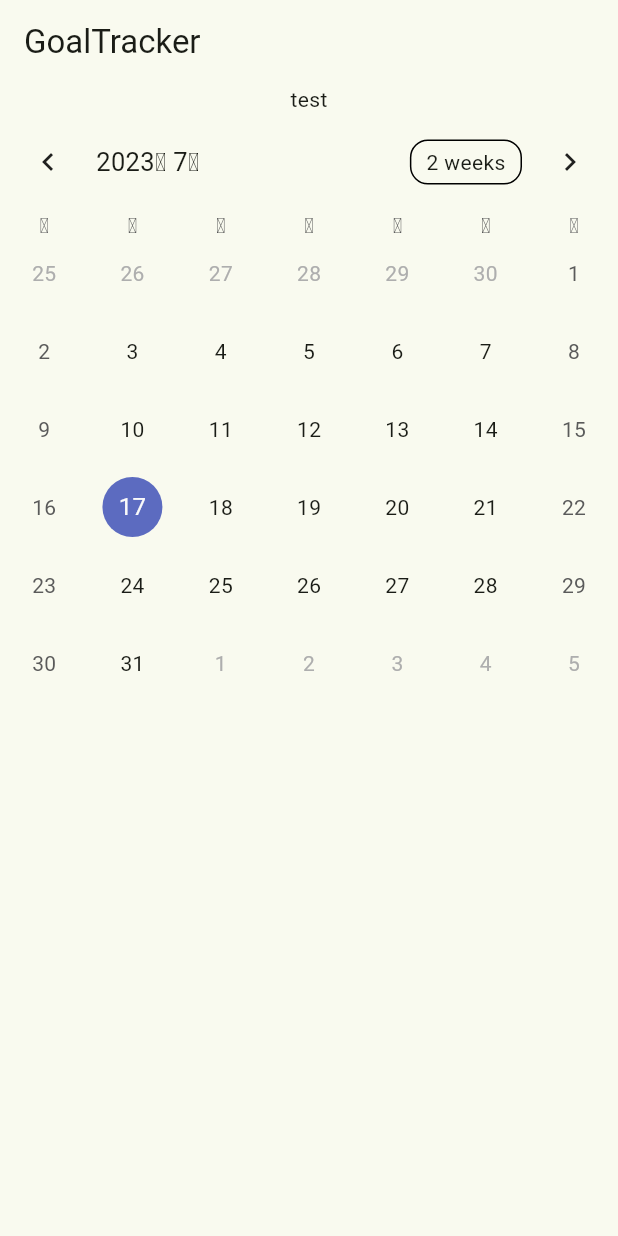
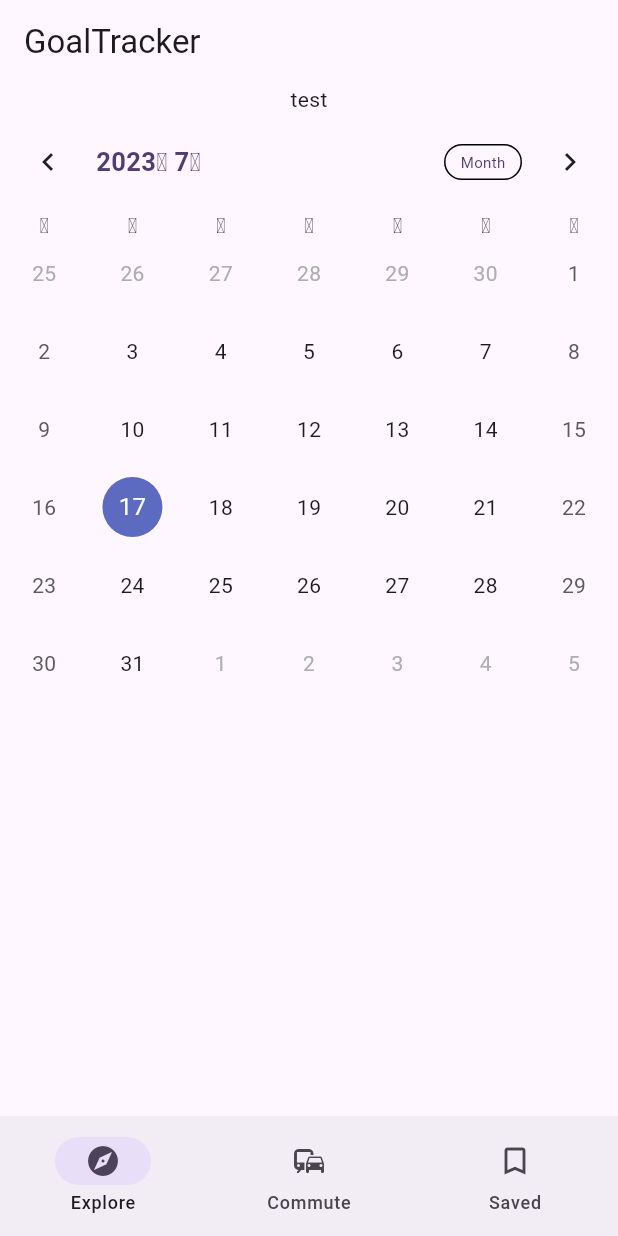
Before and after one commit to devDavidLee/GoalTracker, a Flutter app: the screen it shows after launch, on a phone screen of 412 x 824 dp. Run offline on Flutter 3.47's test engine with Material 2 defaults, Android fonts, the phone set to English and light mode, and no system bars; drawn by our look-alikes of table_calendar.

Commit message:
캘린더 커스텀

```diff
--- a/lib/main.dart
+++ b/lib/main.dart
@@ -15,7 +15,7 @@ class MyApp extends StatelessWidget {
     return MaterialApp(
       title: _title,
       theme: ThemeData(
-        colorScheme: ColorScheme.fromSeed(seedColor: Colors.lightGreen),
+        colorScheme: ColorScheme.fromSeed(seedColor: Colors.deepPurple),
         useMaterial3: true,
         brightness: Brightness.light,
       ),
@@ -37,13 +37,14 @@ class MainPage extends StatefulWidget {
 }
 
 class _MainPage extends State<MainPage> {
-  DateTime selectedDay = DateTime(
+  DateTime selected_day = DateTime(
     DateTime.now().year,
     DateTime.now().month,
     DateTime.now().day,
   );
 
-  DateTime focusedDay = DateTime.now();
+  DateTime today = DateTime.now();
+  CalendarFormat format = CalendarFormat.month;
 
   @override
   Widget build(BuildContext context) {
@@ -55,23 +56,68 @@ class _MainPage extends State<MainPage> {
               Text("test"),
               TableCalendar(
                 locale: 'ko_KR',
-                focusedDay: focusedDay,
+                focusedDay: today,
                 firstDay: DateTime.utc(2022, 04, 25),
                 lastDay: DateTime.utc(2023, 10, 24),
+                headerStyle: HeaderStyle(
+                  formatButtonVisible: true,
+                  formatButtonShowsNext: false,
+                  formatButtonTextStyle: TextStyle(
+                    color: Theme.of(context).colorScheme.onPrimaryContainer,
+                    fontSize: 10.0,
+                    fontWeight: FontWeight.normal,
+                  ),
+                  titleCentered: false,
+                  titleTextStyle: TextStyle(
+                    color: Theme.of(context).colorScheme.onPrimaryContainer,
+                    fontSize: 17.0,
+                    fontWeight: FontWeight.bold,
+                  ),
+                ),
                 onDaySelected: (DateTime selectedDay, DateTime focusedDay) {
                   // 선택된 날짜의 상태를 갱신합니다.
                   setState(() {
-                    this.selectedDay = selectedDay;
-                    this.focusedDay = focusedDay;
+                    this.selected_day = selectedDay;
+                    this.today = focusedDay;
                   });
                 },
                 selectedDayPredicate: (DateTime day) {
                   // selectedDay 와 동일한 날짜의 모양을 바꿔줍니다.
-                  return isSameDay(selectedDay, day);
+                  return isSameDay(selected_day, day);
+                },
+                calendarFormat: format,
+                onFormatChanged: (CalendarFormat format) {
+                  setState(() {
+                    this.format = format;
+                  });
                 },
               ),
             ]),
           ),
+        ),
+        bottomNavigationBar: NavigationBar(
+          // labelBehavior: labelBehavior,
+          // selectedIndex: currentPageIndex,
+          // onDestinationSelected: (int index) {
+          //   setState(() {
+          //     currentPageIndex = index;
+          //   });
+          // },
+          destinations: const <Widget>[
+            NavigationDestination(
+              icon: Icon(Icons.explore),
+              label: 'Explore',
+            ),
+            NavigationDestination(
+              icon: Icon(Icons.commute),
+              label: 'Commute',
+            ),
+            NavigationDestination(
+              selectedIcon: Icon(Icons.bookmark),
+              icon: Icon(Icons.bookmark_border),
+              label: 'Saved',
+            ),
+          ],
         ));
   }
 }
```
